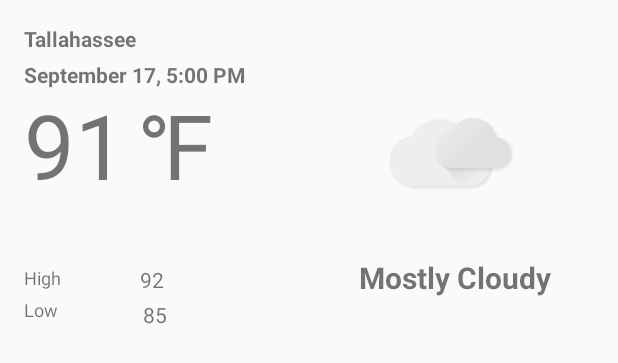
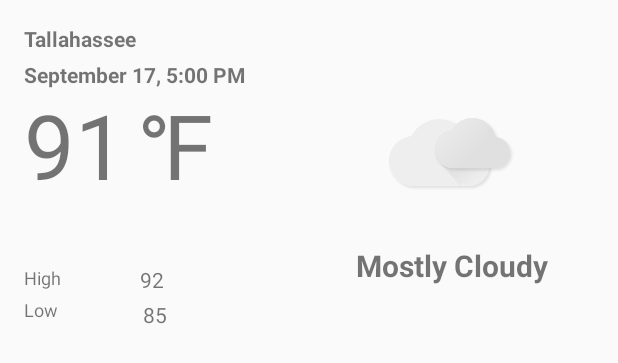
Before and after one commit to Randall16/CEN4020_Weather_App, an Android app: the layout fragment_current_forecast.xml on its own in the app's theme, with its tools: preview values and no code run, on a phone screen of 412 x 824 dp. Shown: the top 363 px of the screen. Run offline under Robolectric (Android 15) with nearby library versions, the phone set to English and light mode, and no system bars; network calls fail.

```diff
--- a/app/src/main/java/edu/fsu/mobile/cs/WeatherApp/WeatherData/OpenWeatherMapAPI.java
+++ b/app/src/main/java/edu/fsu/mobile/cs/WeatherApp/WeatherData/OpenWeatherMapAPI.java
@@ -80,6 +80,9 @@ public final class OpenWeatherMapAPI {
     }
 
     private static String generateCurrentURL(CurrentForecast currentForecast) {
+
+        Log.v("hehehe", "https://api.openweathermap.org/data/2.5/weather?lat=" + currentForecast.getLatitude() +
+                "&lon=" + currentForecast.getLongitude() + "&appid=" + APIKEY);
         return "https://api.openweathermap.org/data/2.5/weather?lat=" + currentForecast.getLatitude() +
                 "&lon=" + currentForecast.getLongitude() + "&appid=" + APIKEY;
     }
--- a/app/src/main/java/edu/fsu/mobile/cs/WeatherApp/WeatherData/WeatherViewModel.java
+++ b/app/src/main/java/edu/fsu/mobile/cs/WeatherApp/WeatherData/WeatherViewModel.java
@@ -42,6 +42,7 @@ public class WeatherViewModel extends AndroidViewModel {
 
            @Override
            public void onFetchComplete() {
+               currentForecast.convertToFahrenheit();
                currentForecastMutableLiveData.setValue(currentForecast);
            }
        });
--- a/app/src/main/res/layout/fragment_current_forecast.xml
+++ b/app/src/main/res/layout/fragment_current_forecast.xml
@@ -9,13 +9,13 @@
     <!-- TODO: Update blank fragment layout -->
     <ImageView
         android:id="@+id/iv_icon"
-        android:layout_width="129dp"
+        android:layout_width="130dp"
         android:layout_height="91dp"
         android:layout_marginTop="56dp"
         android:layout_marginEnd="48dp"
         app:layout_constraintEnd_toEndOf="parent"
         app:layout_constraintTop_toTopOf="parent"
-        app:srcCompat="@drawable/clouds" />
+        tools:srcCompat="@drawable/clouds" />
 
     <TextView
         android:id="@+id/tv_temp"
@@ -23,10 +23,10 @@
         android:layout_height="wrap_content"
         android:layout_marginStart="16dp"
         android:layout_marginTop="56dp"
-        android:text="91"
         android:textSize="60dp"
         app:layout_constraintStart_toStartOf="parent"
-        app:layout_constraintTop_toTopOf="parent" />
+        app:layout_constraintTop_toTopOf="parent"
+        tools:text="91" />
 
     <TextView
         android:id="@+id/tv_date"
@@ -37,26 +37,24 @@
         android:text="September 17, 5:00 PM"
         android:textStyle="bold"
         app:layout_constraintStart_toStartOf="parent"
-        app:layout_constraintTop_toTopOf="parent" />
+        app:layout_constraintTop_toTopOf="parent"
+        tools:text="September 17, 5:00 PM" />
 
     <TextView
         android:id="@+id/tv_currentDescription"
-        android:layout_width="wrap_content"
+        android:layout_width="130dp"
         android:layout_height="wrap_content"
         android:layout_marginStart="8dp"
         android:layout_marginTop="16dp"
         android:layout_marginEnd="8dp"
-        android:layout_marginBottom="8dp"
-        android:text="Mostly Cloudy"
         android:textSize="20dp"
         android:textStyle="bold"
-        app:layout_constraintBottom_toBottomOf="parent"
         app:layout_constraintEnd_toEndOf="parent"
         app:layout_constraintHorizontal_bias="0.862"
         app:layout_constraintStart_toStartOf="parent"
         app:layout_constraintTop_toBottomOf="@+id/iv_icon"
-        app:layout_constraintVertical_bias="0.013"
-        tools:ignore="MissingConstraints" />
+        tools:ignore="MissingConstraints"
+        tools:text="Mostly Cloudy" />
 
     <TextView
         android:id="@+id/high"
@@ -88,10 +86,10 @@
         android:layout_height="19dp"
         android:layout_marginStart="16dp"
         android:layout_marginTop="16dp"
-        android:text="Tallahassee"
         android:textStyle="bold"
         app:layout_constraintStart_toStartOf="parent"
-        app:layout_constraintTop_toTopOf="parent" />
+        app:layout_constraintTop_toTopOf="parent"
+        tools:text="Tallahassee" />
 
     <TextView
         android:id="@+id/tv_degreeType"
@@ -100,12 +98,12 @@
         android:layout_marginStart="8dp"
         android:layout_marginTop="56dp"
         android:layout_marginEnd="8dp"
-        android:text="\u2109"
         android:textSize="60dp"
         app:layout_constraintEnd_toEndOf="parent"
         app:layout_constraintHorizontal_bias="0.008"
         app:layout_constraintStart_toEndOf="@+id/tv_temp"
-        app:layout_constraintTop_toTopOf="parent" />
+        app:layout_constraintTop_toTopOf="parent"
+        tools:text="\u2109" />
 
     <TextView
         android:id="@+id/tv_highTemp"
@@ -114,11 +112,11 @@
         android:layout_marginStart="40dp"
         android:layout_marginTop="40dp"
         android:layout_marginEnd="8dp"
-        android:text="92"
         app:layout_constraintEnd_toEndOf="parent"
         app:layout_constraintHorizontal_bias="0.0"
         app:layout_constraintStart_toEndOf="@+id/high"
-        app:layout_constraintTop_toBottomOf="@+id/tv_degreeType" />
+        app:layout_constraintTop_toBottomOf="@+id/tv_degreeType"
+        tools:text="92" />
 
     <TextView
         android:id="@+id/tv_lowTemp"
@@ -126,9 +124,9 @@
         android:layout_height="wrap_content"
         android:layout_marginTop="4dp"
         android:layout_marginEnd="8dp"
-        android:text="85"
         app:layout_constraintEnd_toEndOf="parent"
         app:layout_constraintHorizontal_bias="0.088"
         app:layout_constraintStart_toEndOf="@+id/low"
-        app:layout_constraintTop_toBottomOf="@+id/tv_highTemp" />
+        app:layout_constraintTop_toBottomOf="@+id/tv_highTemp"
+        tools:text="85" />
 </android.support.constraint.ConstraintLayout>
```
Also changed, not shown: app/src/main/java/edu/fsu/mobile/cs/WeatherApp/CurrentForecastFragment.java (+15 -1 lines), app/src/main/java/edu/fsu/mobile/cs/WeatherApp/ImageUtil.java (added, +58 -0 lines), app/src/main/java/edu/fsu/mobile/cs/WeatherApp/StringUtil.java (added, +9 -0 lines), app/src/main/java/edu/fsu/mobile/cs/WeatherApp/WeatherData/CurrentForecast.java (+17 -0 lines).
